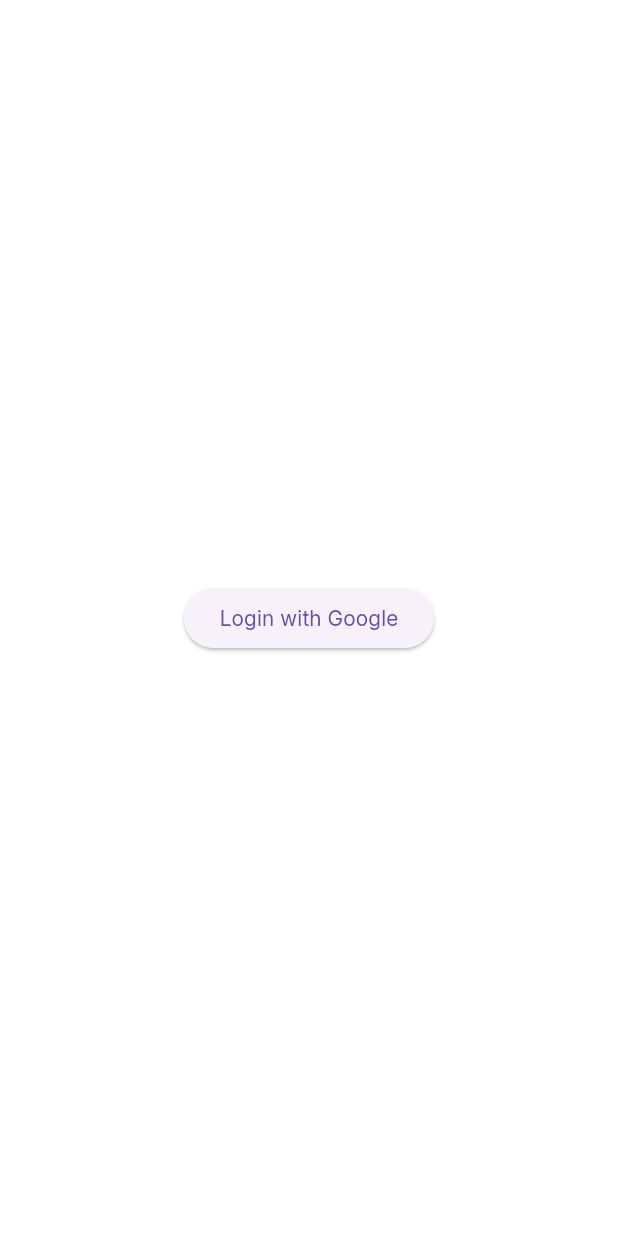
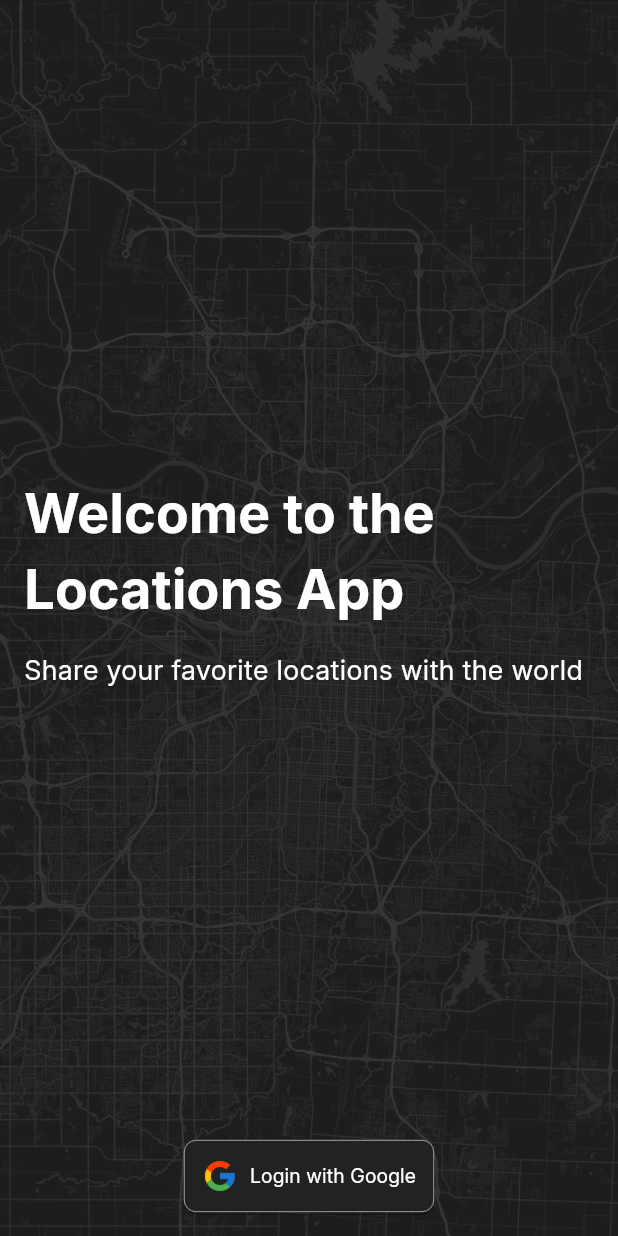
Before and after one commit to eduardoviscencio/compaqi_test_app, a Flutter app: the screen it shows after launch, on a phone screen of 412 x 824 dp. Run offline on Flutter 3.47's test engine with Material 3 defaults, Android fonts, the phone set to English and light mode, and no system bars; our stand-ins replace equatable, google_maps_flutter, google_places_flutter; missing offline and left inert: flutter_appauth.

Commit message:
feat: handle oauth flow

```diff
--- a/env.json
+++ b/env.json
@@ -1,3 +1,7 @@
 {
-  "GOOGLE_MAPS_API_KEY": "AIzaSyDyJuYsgx6-Xfhy6p_RzLgQ9XPeBrASZaQ"
+  "GOOGLE_MAPS_API_KEY": "AIzaSyDyJuYsgx6-Xfhy6p_RzLgQ9XPeBrASZaQ",
+  "IOS_OAUTH_CLIENT_ID": "699390330628-73n9v1l6r6ihv06uh2rum0hgv75ad553.apps.googleusercontent.com",
+  "IOS_OAUTH_REDIRECT_URI": "com.eduardoviscencio.compaqiTestApp:/oauthredirect",
+  "ANDROID_OAUTH_CLIENT_ID": "699390330628-36n7o3ep01o10c04m41filfgv0kl5o2c.apps.googleusercontent.com",
+  "ANDROID_OAUTH_REDIRECT_URI": "com.eduardoviscencio.compaqi_test_app:/oauthredirect"
 }
--- a/lib/infrastructure/dtos/user_dto.dart
+++ b/lib/infrastructure/dtos/user_dto.dart
@@ -1,20 +1,20 @@
 import 'package:compaqi_test_app/domain/models/models.dart' show User;
 
 class UserDTO {
-  String iss;
-  String azp;
-  String aud;
-  double sub;
-  String email;
-  bool emailVerified;
-  String atHash;
-  String nonce;
-  String name;
-  String picture;
-  String givenName;
-  String familyName;
-  int iat;
-  int exp;
+  final String iss;
+  final String azp;
+  final String aud;
+  final String sub;
+  final String email;
+  final bool emailVerified;
+  final String atHash;
+  final String nonce;
+  final String name;
+  final String picture;
+  final String givenName;
+  final String familyName;
+  final int iat;
+  final int exp;
 
   UserDTO({
     required this.iss,
@@ -37,7 +37,7 @@ class UserDTO {
     iss: json["iss"],
     azp: json["azp"],
     aud: json["aud"],
-    sub: json["sub"]?.toDouble(),
+    sub: json["sub"],
     email: json["email"],
     emailVerified: json["email_verified"],
     atHash: json["at_hash"],
--- a/lib/infrastructure/utils/environment.dart
+++ b/lib/infrastructure/utils/environment.dart
@@ -1,4 +1,35 @@
+import 'dart:io';
+
 class Environment {
   static String get mapsApiKey =>
       const String.fromEnvironment('GOOGLE_MAPS_API_KEY', defaultValue: 'api_key_not_found');
+
+  static Map<String, String> get _iosOAuth => const {
+    'clientId': String.fromEnvironment('IOS_OAUTH_CLIENT_ID', defaultValue: 'client_id_not_found'),
+    'redirectUri': String.fromEnvironment(
+      'IOS_OAUTH_REDIRECT_URI',
+      defaultValue: 'redirect_uri_not_found',
+    ),
+  };
+
+  static Map<String, String> get _androidOAuth => const {
+    'clientId': String.fromEnvironment(
+      'ANDROID_OAUTH_CLIENT_ID',
+      defaultValue: 'client_id_not_found',
+    ),
+    'redirectUri': String.fromEnvironment(
+      'ANDROID_OAUTH_REDIRECT_URI',
+      defaultValue: 'redirect_uri_not_found',
+    ),
+  };
+
+  static Map<String, String> getOauthConfig() {
+    if (Platform.isIOS) {
+      return _iosOAuth;
+    } else if (Platform.isAndroid) {
+      return _androidOAuth;
+    } else {
+      throw UnsupportedError('Unsupported platform');
+    }
+  }
 }
--- a/lib/presentation/screens/auth_screen.dart
+++ b/lib/presentation/screens/auth_screen.dart
@@ -1,8 +1,13 @@
 import 'package:flutter/material.dart';
 import 'package:provider/provider.dart';
 
+import 'package:compaqi_test_app/presentation/providers/auth/auth_state.dart' show AuthStatus;
 import 'package:compaqi_test_app/presentation/providers/providers.dart' show AuthProvider;
+import 'package:compaqi_test_app/presentation/screens/screens.dart' show MapScreen;
 import 'package:compaqi_test_app/presentation/theme/colors.dart';
+import 'package:compaqi_test_app/presentation/theme/font_sizes.dart';
+import 'package:compaqi_test_app/presentation/widgets/widgets.dart'
+    show customSnackbar, SnackbarType;
 
 class AuthScreen extends StatefulWidget {
   static const String routeName = 'auth_screen';
@@ -16,16 +21,30 @@ class AuthScreen extends StatefulWidget {
 class _AuthScreenState extends State<AuthScreen> {
   Future<void> _authenticate() async {
     try {
-      context.read<AuthProvider>().login();
+      await context.read<AuthProvider>().login();
+
+      if (!mounted) {
+        return;
+      }
+
+      final AuthStatus status = context.read<AuthProvider>().state.status;
+
+      if (status == AuthStatus.authenticated) {
+        Navigator.of(context).pushReplacementNamed(MapScreen.routeName);
+      } else {
+        ScaffoldMessenger.of(context).showSnackBar(
+          customSnackbar(message: 'Login failed. Please try again.', type: SnackbarType.error),
+        );
+      }
     } catch (e) {
       if (!mounted) {
         return;
       }
 
       ScaffoldMessenger.of(context).showSnackBar(
-        SnackBar(
-          content: Text('You cannot login with Google. Please try again later.'),
-          backgroundColor: errorColor,
+        customSnackbar(
+          message: 'You cannot login with Google at this time.',
+          type: SnackbarType.error,
         ),
       );
     }
@@ -34,8 +53,69 @@ class _AuthScreenState extends State<AuthScreen> {
   @override
   Widget build(BuildContext context) {
     return Scaffold(
-      body: Center(
-        child: ElevatedButton(onPressed: _authenticate, child: Text('Login with Google')),
+      backgroundColor: primaryColor,
+      body: Stack(
+        children: [
+          ColorFiltered(
+            colorFilter: ColorFilter.mode(primaryColor.withAlpha(220), BlendMode.srcOver),
+            child: Image(
+              image: const AssetImage('assets/images/background.webp'),
+              fit: BoxFit.cover,
+              width: double.infinity,
+              height: double.infinity,
+            ),
+          ),
+          SafeArea(
+            child: Padding(
+              padding: const EdgeInsets.all(16.0),
+              child: Column(
+                children: [
+                  Expanded(
+                    child: Column(
+                      mainAxisAlignment: MainAxisAlignment.center,
+                      crossAxisAlignment: CrossAxisAlignment.start,
+                      children: [
+                        Text(
+                          'Welcome to the Locations App',
+                          style: TextStyle(
+                            fontSize: 36,
+                            color: lightTextColor,
+                            fontWeight: FontWeight.bold,
+                          ),
+                        ),
+                        const SizedBox(height: 16),
+                        Text(
+                          'Share your favorite locations with the world',
+                          style: TextStyle(fontSize: 18, color: lightTextColor),
+                        ),
+                      ],
+                    ),
+                  ),
+                  ElevatedButton.icon(
+                    onPressed: _authenticate,
+                    style: ElevatedButton.styleFrom(
+                      backgroundColor: primaryColor,
+                      padding: const EdgeInsets.all(12.0),
+                      shape: RoundedRectangleBorder(
+                        borderRadius: BorderRadius.circular(8.0),
+                        side: BorderSide(color: surfaceColor, width: 0.4),
+                      ),
+                    ),
+                    label: Text(
+                      'Login with Google',
+                      style: TextStyle(fontSize: fontSizeText, color: lightTextColor),
+                    ),
+                    icon: Image(
+                      image: const AssetImage('assets/images/google_icon.webp'),
+                      width: 24,
+                      height: 24,
+                    ),
+                  ),
+                ],
+              ),
+            ),
+          ),
+        ],
       ),
     );
   }
--- a/lib/presentation/screens/map_screen.dart
+++ b/lib/presentation/screens/map_screen.dart
@@ -7,7 +7,8 @@ import 'package:google_places_flutter/model/prediction.dart';
 
 import 'package:compaqi_test_app/presentation/theme/colors.dart';
 import 'package:compaqi_test_app/presentation/theme/font_sizes.dart';
-import 'package:compaqi_test_app/presentation/widgets/widgets.dart';
+import 'package:compaqi_test_app/presentation/widgets/widgets.dart'
+    show GooglePlaceTextField, CustomDrawer;
 
 class MapScreen extends StatefulWidget {
   static const String routeName = 'map_screen';
--- a/lib/presentation/widgets/widgets.dart
+++ b/lib/presentation/widgets/widgets.dart
@@ -1,2 +1,3 @@
 export 'package:compaqi_test_app/presentation/widgets/custom_drawer.dart';
+export 'package:compaqi_test_app/presentation/widgets/custom_snackbar.dart';
 export 'package:compaqi_test_app/presentation/widgets/google_place_text_field.dart';
--- a/pubspec.yaml
+++ b/pubspec.yaml
@@ -51,6 +51,9 @@ flutter:
   # The following line ensures that the Material Icons font is
   # included with your application, so that you can use the icons in
   # the material Icons class.
+  assets:
+    - assets/images/
+
   fonts:
     - family: Inter
       fonts:
```
Also changed, not shown: lib/infrastructure/data_sources/google_app_auth.dart (+5 -2 lines), lib/presentation/widgets/custom_drawer.dart (+41 -3 lines), lib/presentation/widgets/custom_snackbar.dart (added, +50 -0 lines), assets/images/background.webp (added), assets/images/google_icon.webp (added).
